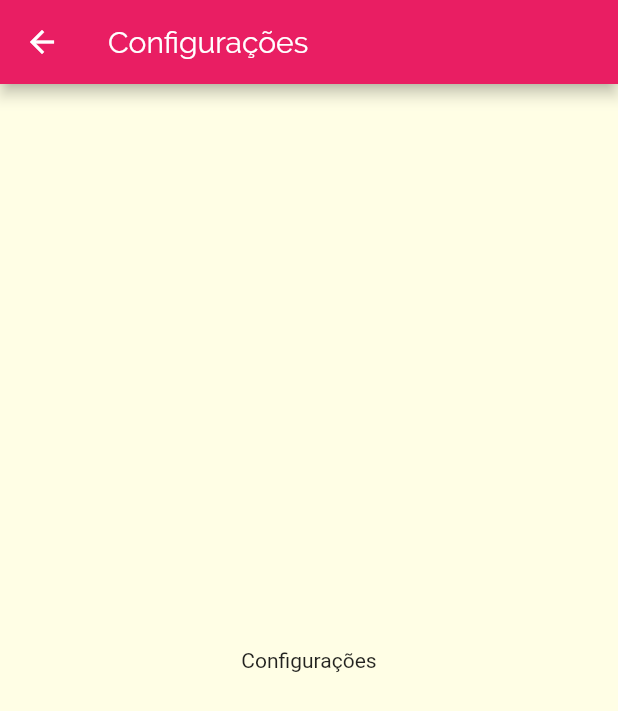
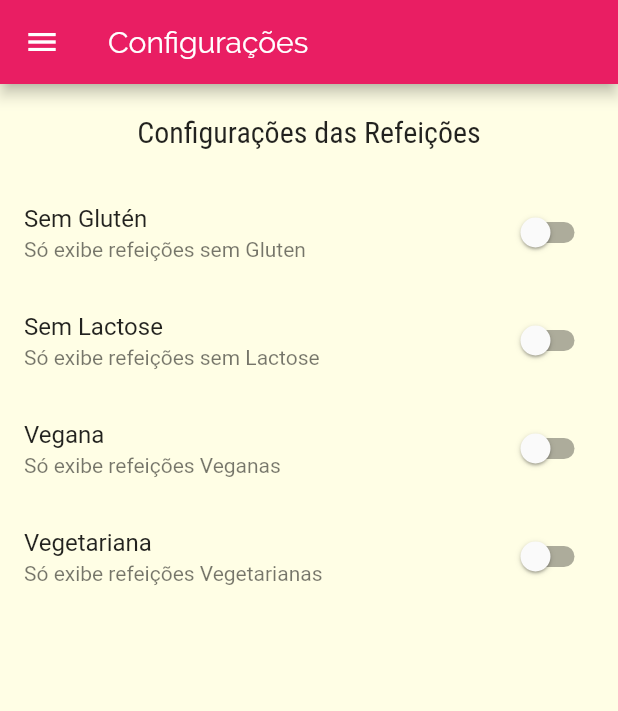
Before and after one commit to PBayma/meals, a Flutter app: the SettingsScreen screen opened by its route, on a phone screen of 412 x 824 dp. Shown: the top 711 px of the screen. Run offline on Flutter 3.47's test engine with Material 2 defaults, Android fonts, the phone set to English and light mode, and no system bars; network calls fail.

Commit message:
Implementing settings_screen

```diff
--- a/lib/components/main_drawer.dart
+++ b/lib/components/main_drawer.dart
@@ -44,12 +44,13 @@ class MainDrawer extends StatelessWidget {
           _createItem(
             Icons.restaurant,
             'Refeições',
-            () => Navigator.of(context).pushNamed(AppRoutes.HOME),
+            () => Navigator.of(context).pushReplacementNamed(AppRoutes.HOME),
           ),
           _createItem(
             Icons.settings,
             'Configurações',
-            () => Navigator.of(context).pushNamed(AppRoutes.SETTINGS),
+            () =>
+                Navigator.of(context).pushReplacementNamed(AppRoutes.SETTINGS),
           ),
         ],
       ),
--- /dev/null
+++ b/lib/models/settings.dart
@@ -0,0 +1,13 @@
+class Settings {
+  bool isGlutenFree;
+  bool isLactoseFree;
+  bool isVegan;
+  bool isVegetarian;
+
+  Settings({
+    this.isGlutenFree = false,
+    this.isLactoseFree = false,
+    this.isVegan = false,
+    this.isVegetarian = false,
+  });
+}
--- a/lib/screens/meal_detail_screen.dart
+++ b/lib/screens/meal_detail_screen.dart
@@ -85,6 +85,11 @@ class MealDetailScreen extends StatelessWidget {
             ),
           ],
         ),
-        ));
+      ),
+      floatingActionButton: FloatingActionButton(
+        child: Icon(Icons.star_border),
+        onPressed: () {},
+      ),
+    );
   }
 }
--- a/lib/screens/settings_screen.dart
+++ b/lib/screens/settings_screen.dart
@@ -1,15 +1,75 @@
 import 'package:flutter/material.dart';
+import 'package:meals/components/main_drawer.dart';
+import 'package:meals/models/settings.dart';
 
-class SettingsScreen extends StatelessWidget {
+class SettingsScreen extends StatefulWidget {
+  @override
+  _SettingsScreenState createState() => _SettingsScreenState();
+}
+
+class _SettingsScreenState extends State<SettingsScreen> {
+  Settings settings = Settings();
+
+  Widget _createSwitch(
+    String title,
+    String subtitle,
+    bool value,
+    Function onChanged,
+  ) {
+    return SwitchListTile.adaptive(
+      title: Text(title),
+      subtitle: Text(subtitle),
+      value: value,
+      onChanged: onChanged,
+    );
+  }
+
   @override
   Widget build(BuildContext context) {
     return Scaffold(
-      appBar: AppBar(
-        title: Text('Configurações'),
-      ),
-      body: Center(
-        child: Text('Configurações'),
-      ),
-    );
+        appBar: AppBar(
+          title: Text('Configurações'),
+        ),
+        drawer: MainDrawer(),
+        body: Column(
+          children: [
+            Container(
+              padding: EdgeInsets.all(20),
+              child: Text(
+                'Configurações das Refeições',
+                style: Theme.of(context).textTheme.headline6,
+              ),
+            ),
+            Expanded(
+                child: ListView(
+              children: [
+                _createSwitch(
+                  'Sem Glutén',
+                  'Só exibe refeições sem Gluten',
+                  settings.isGlutenFree,
+                  (value) => setState(() => settings.isGlutenFree = value),
+                ),
+                _createSwitch(
+                  'Sem Lactose',
+                  'Só exibe refeições sem Lactose',
+                  settings.isLactoseFree,
+                  (value) => setState(() => settings.isLactoseFree = value),
+                ),
+                _createSwitch(
+                  'Vegana',
+                  'Só exibe refeições Veganas',
+                  settings.isVegan,
+                  (value) => setState(() => settings.isVegan = value),
+                ),
+                _createSwitch(
+                  'Vegetariana',
+                  'Só exibe refeições Vegetarianas',
+                  settings.isVegetarian,
+                  (value) => setState(() => settings.isVegetarian = value),
+                ),
+              ],
+            ))
+          ],
+        ));
   }
 }
```
Lines whose indentation alone changed are shown as unchanged.
